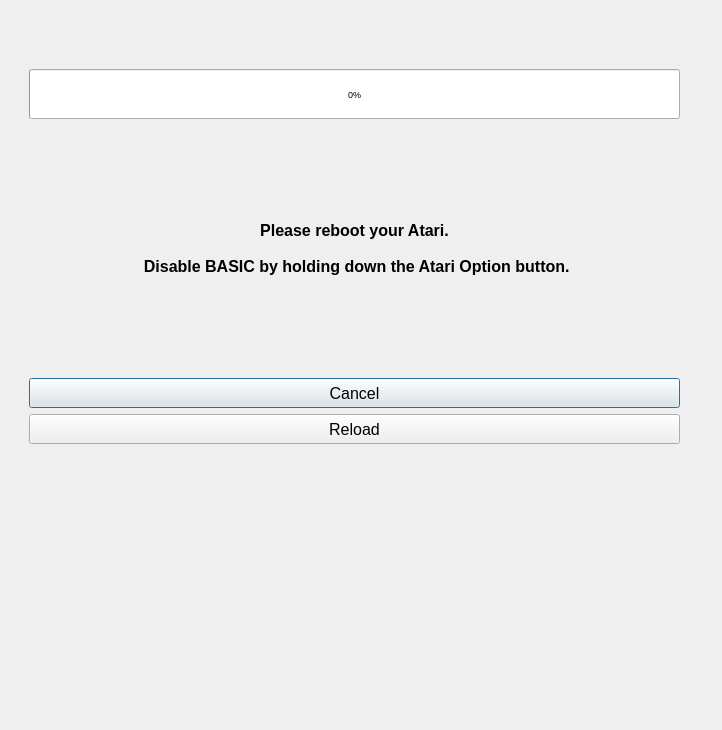
The window that android/autobootdialog.ui (greblus/aspeqt) describes before a commit, drawn with Qt 5.
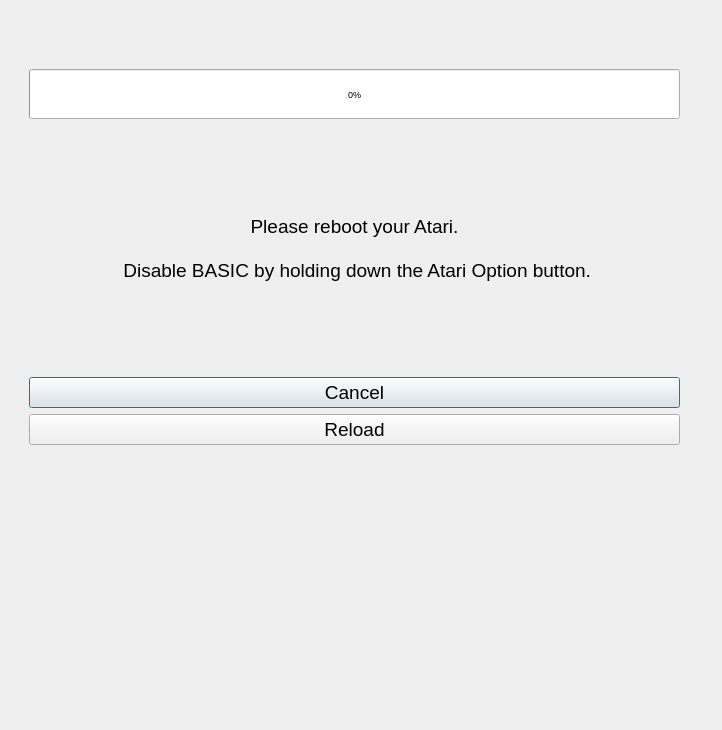
The same window after the commit.

Commit message: Autoboot and cassette boot dialog - take two.

```diff
--- a/android/autobootdialog.ui
+++ b/android/autobootdialog.ui
@@ -127,10 +127,10 @@
       </property>
       <property name="font">
        <font>
-        <family>Arial</family>
-        <pointsize>12</pointsize>
-        <weight>75</weight>
-        <bold>true</bold>
+        <family>MS Shell Dlg 2</family>
+        <pointsize>14</pointsize>
+        <weight>50</weight>
+        <bold>false</bold>
        </font>
       </property>
       <property name="text">
@@ -166,7 +166,7 @@
       <property name="font">
        <font>
         <family>Arial</family>
-        <pointsize>12</pointsize>
+        <pointsize>14</pointsize>
        </font>
       </property>
       <property name="text">
@@ -191,7 +191,7 @@
       <property name="font">
        <font>
         <family>Arial</family>
-        <pointsize>12</pointsize>
+        <pointsize>14</pointsize>
        </font>
       </property>
       <property name="text">
```
The commit also changes 5 other files.
